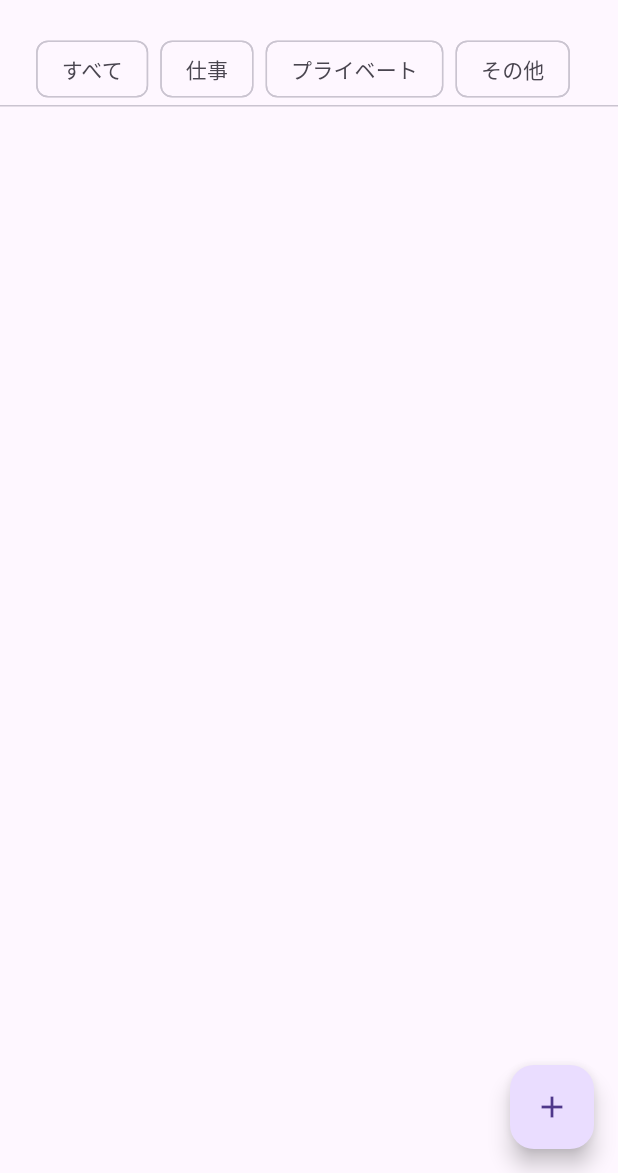
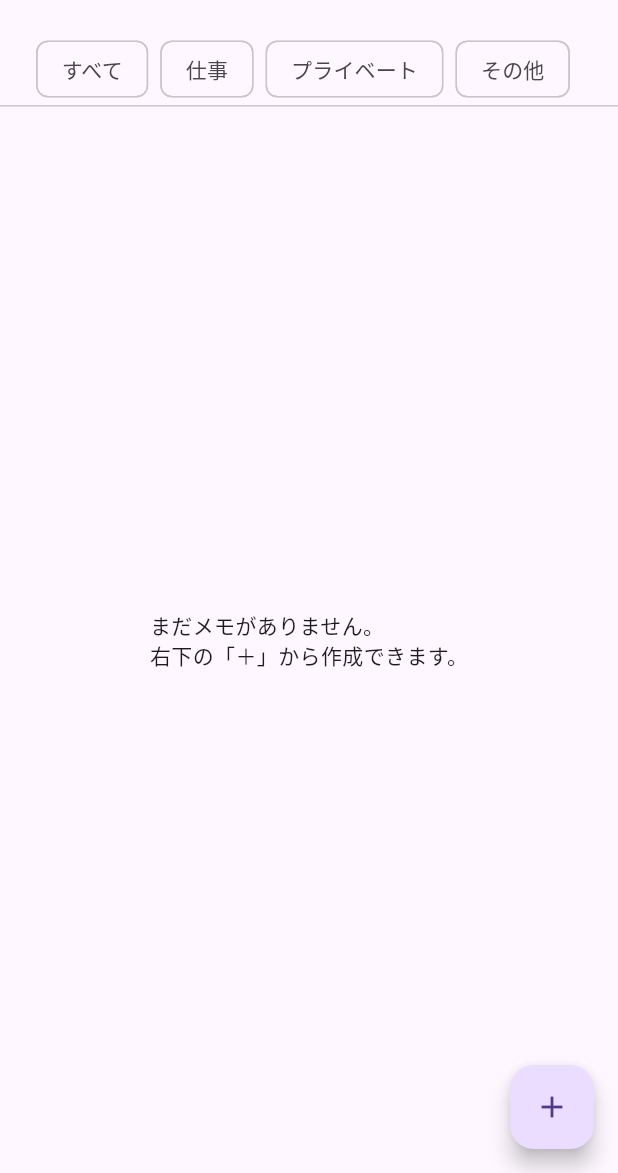
Before and after one commit to lesson-t/tagged_notes, a Flutter app: the screen it shows after launch, on a phone screen of 412 x 824 dp, the part 63-1236 px from its top. Run offline on Flutter 3.47's test engine with Material 3 defaults, Android fonts, the phone set to English and light mode, and no system bars; our stand-ins replace shared_preferences.

Commit message:
メモが0件のときや絞り込み結果が空のときに案内メッセージを表示

```diff
--- a/lib/screens/note_list_screen.dart
+++ b/lib/screens/note_list_screen.dart
@@ -1,6 +1,7 @@
 
 import 'package:flutter/material.dart';
 import 'package:provider/provider.dart';
+import 'package:tagged_notes/models/note.dart';
 import 'package:tagged_notes/providers/note_provider.dart';
 import 'package:tagged_notes/screens/note_edit_screen.dart';
 import 'package:tagged_notes/widgets/note_list_item.dart';
@@ -112,7 +113,9 @@ class _NoteListScreenState extends State<NoteListScreen> {
 
           // フィルタ済みのリスト表示
           Expanded(
-            child: ListView.builder(
+            child: filteredNotes.isEmpty
+              ? _buildEmptyState(notes)
+              : ListView.builder(
               itemCount: filteredNotes.length,
               itemBuilder: (context, index) {
                 final note = filteredNotes[index];
@@ -171,4 +174,23 @@ class _NoteListScreenState extends State<NoteListScreen> {
       ),
     );
   }
+
+  Widget _buildEmptyState(List<Note> allNotes) {
+    // 1件もメモがない場合
+    if (allNotes.isEmpty) {
+      return const Center(
+        child: Text(
+          'まだメモがありません。\n右下の「＋」から作成できます。'
+        )
+      );
+    }
+
+    // メモはあるが、絞り込み条件で0件になっている場合
+    return const Center(
+      child: Text(
+        '条件に一致するメモがありません。',
+        textAlign: TextAlign.center,
+      ),
+    );
+  }
 }
```
